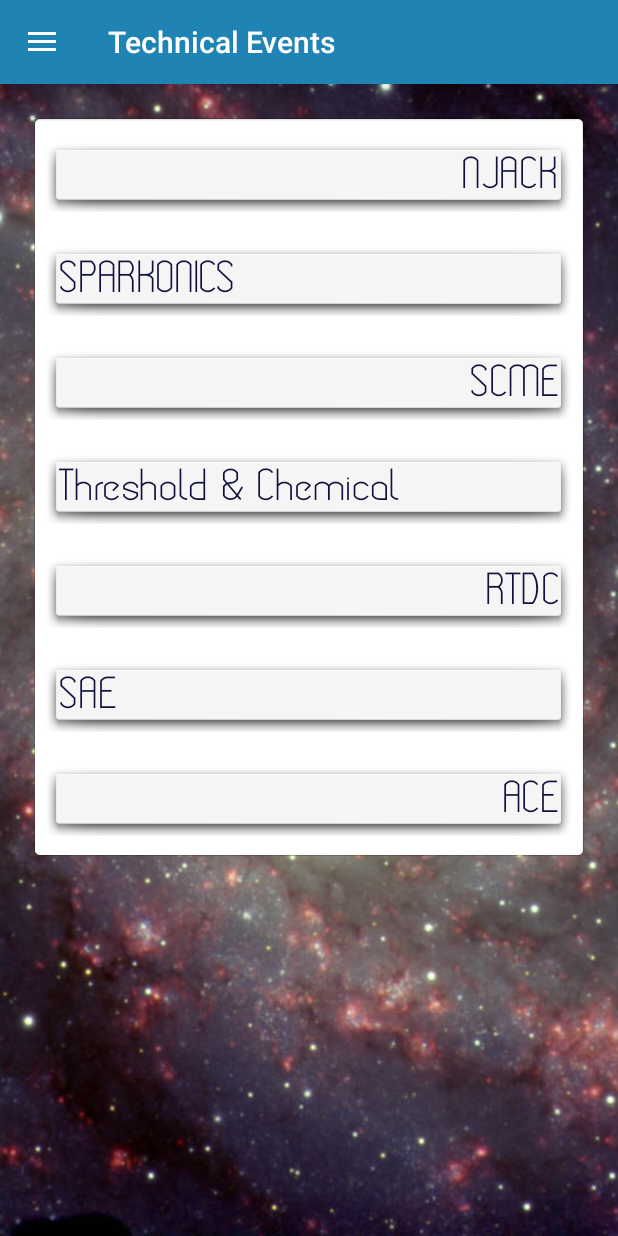
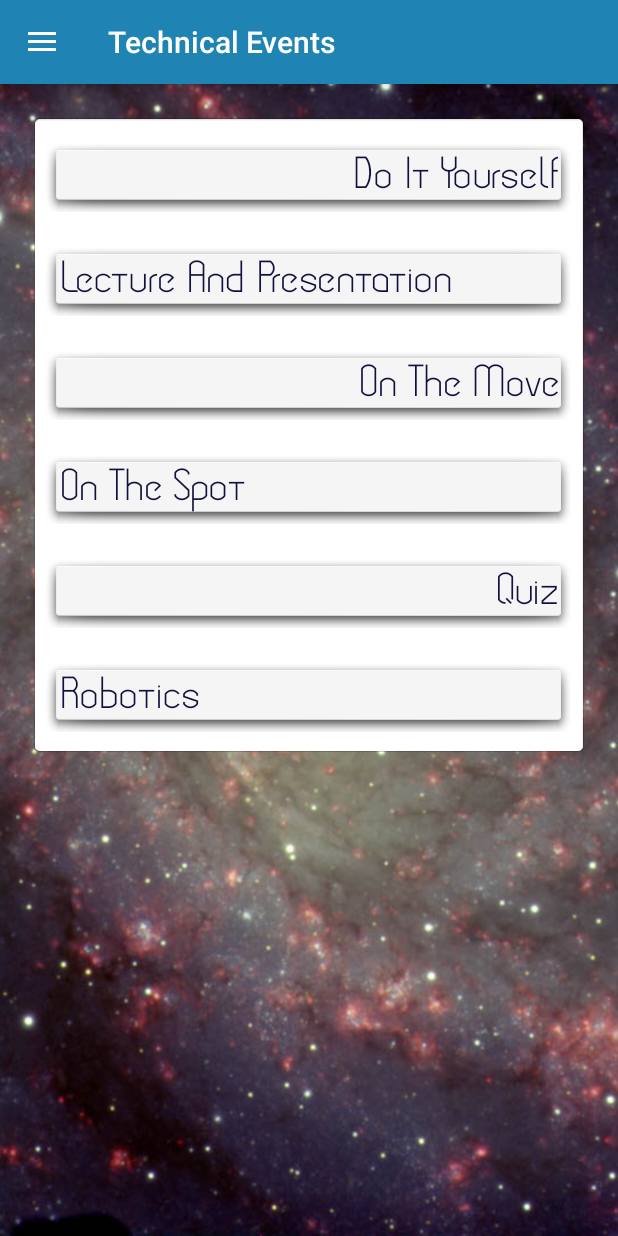
Before and after one commit to Njack-IITP/Anwesha17-android, an Android app: the TechnicalEvent screen opened directly, with no data from a screen before it, on a phone screen of 412 x 824 dp. Run offline under Robolectric (Android 15) with nearby library versions, the phone set to English and light mode, and no system bars.

```diff
--- a/app/src/main/java/in/ac/iitp/anwesha/TechnicalEvent.java
+++ b/app/src/main/java/in/ac/iitp/anwesha/TechnicalEvent.java
@@ -15,7 +15,7 @@
 
 public class TechnicalEvent extends AppCompatActivity
         implements View.OnClickListener {
-    private   TextView njack,scme,rtdc,sparkonics,civilNchem,ace,sae;
+    private   TextView DoItYourself,LectureAndPresentation,OnTheMove,OnTheSpot,Quiz,Robotics;
 
     @Override
     protected void onCreate(Bundle savedInstanceState) {
@@ -50,31 +50,28 @@
 
 
     public void initialise() {
-        njack = (TextView) findViewById(R.id.njack);
-        scme = (TextView) findViewById(R.id.scme);
-        rtdc = (TextView) findViewById(R.id.rtdc);
-        sparkonics = (TextView) findViewById(R.id.spark);
-        civilNchem = (TextView) findViewById(R.id.civilNchem);
+        DoItYourself = (TextView) findViewById(R.id.DoItYourself);
+        LectureAndPresentation = (TextView) findViewById(R.id.LectureAndPresentation);
+        OnTheMove = (TextView) findViewById(R.id.OnTheMove);
+        OnTheSpot = (TextView) findViewById(R.id.OnTheSpot);
+        Quiz = (TextView) findViewById(R.id.Quiz);
 
-        ace = (TextView) findViewById(R.id.ace);
-        sae = (TextView) findViewById(R.id.sae);
+        Robotics = (TextView) findViewById(R.id.Robotics);
 
 
-        njack.setTypeface(AllIDS.font_Title);
-        scme.setTypeface(AllIDS.font_Title);
-        rtdc.setTypeface(AllIDS.font_Title);
-        sparkonics.setTypeface(AllIDS.font_Title);
-        civilNchem.setTypeface(AllIDS.font_Title);
-        ace.setTypeface(AllIDS.font_Title);
-        sae.setTypeface(AllIDS.font_Title);
+        DoItYourself.setTypeface(AllIDS.font_Title);
+        LectureAndPresentation.setTypeface(AllIDS.font_Title);
+        OnTheMove.setTypeface(AllIDS.font_Title);
+        OnTheSpot.setTypeface(AllIDS.font_Title);
+        Quiz.setTypeface(AllIDS.font_Title);
+        Robotics.setTypeface(AllIDS.font_Title);
 
-        njack.setOnClickListener(this);
-        scme.setOnClickListener(this);
-        rtdc.setOnClickListener(this);
-        sparkonics.setOnClickListener(this);
-        civilNchem.setOnClickListener(this);
-        ace.setOnClickListener(this);
-        sae.setOnClickListener(this);
+        DoItYourself.setOnClickListener(this);
+        LectureAndPresentation.setOnClickListener(this);
+        OnTheMove.setOnClickListener(this);
+        OnTheSpot.setOnClickListener(this);
+        Quiz.setOnClickListener(this);
+        Robotics.setOnClickListener(this);
 
     }
 
--- a/app/src/main/res/layout/activity_login.xml
+++ b/app/src/main/res/layout/activity_login.xml
@@ -38,8 +38,8 @@
                     android:id="@+id/email"
                     android:layout_width="match_parent"
                     android:layout_height="wrap_content"
-                    android:hint="@string/prompt_email"
-                    android:inputType="textEmailAddress"
+                    android:hint="Anwesha ID"
+                    android:maxLength="7"
                     android:maxLines="1"
                     android:singleLine="true" />
 
--- a/app/src/main/res/layout/content_technical_event.xml
+++ b/app/src/main/res/layout/content_technical_event.xml
@@ -23,107 +23,93 @@
     <TextView
         android:layout_width="match_parent"
         android:layout_height="wrap_content"
-        android:text="NJACK"
-        android:tag="njack"
+        android:text="Do It Yourself"
+        android:tag="Do It Yourself"
         android:textColor="@color/colorAccent"
         android:textSize="30sp"
         android:textStyle="bold|italic"
         android:paddingLeft="10dp"
         android:paddingRight="10dp"
-        android:id="@+id/njack"
+        android:id="@+id/DoItYourself"
         android:layout_marginTop="10dp"
         android:gravity="right"
         android:layout_marginBottom="10dp"
         android:background="@android:drawable/dialog_holo_light_frame"/>
     <TextView
-        android:tag="spark"
+        android:tag="Lecture&amp;Presentation"
         android:layout_width="match_parent"
         android:layout_height="wrap_content"
-        android:text="SPARKONICS"
+        android:text="Lecture And Presentation"
         android:textColor="@color/colorAccent"
         android:textSize="30sp"
         android:textStyle="bold|italic"
         android:paddingLeft="10dp"
         android:paddingRight="10dp"
-        android:id="@+id/spark"
+        android:id="@+id/LectureAndPresentation"
         android:layout_marginTop="10dp"
         android:layout_marginBottom="10dp"
         android:background="@android:drawable/dialog_holo_light_frame"/>
     <TextView
-        android:tag="scme"
+        android:tag="On The Move"
         android:layout_width="match_parent"
         android:layout_height="wrap_content"
-        android:text="SCME"
+        android:text="On The Move"
         android:textColor="@color/colorAccent"
         android:gravity="right"
         android:textSize="30sp"
         android:textStyle="bold|italic"
         android:paddingLeft="10dp"
         android:paddingRight="10dp"
-        android:id="@+id/scme"
+        android:id="@+id/OnTheMove"
         android:layout_marginTop="10dp"
         android:layout_marginBottom="10dp"
         android:background="@android:drawable/dialog_holo_light_frame"/>
     <TextView
 
-        android:tag="thesholdNchem"
+        android:tag="On The Spot"
         android:layout_width="match_parent"
         android:layout_height="wrap_content"
-        android:text="Threshold &amp; Chemical"
+        android:text="On The Spot"
         android:textColor="@color/colorAccent"
         android:textSize="30sp"
         android:textStyle="bold|italic"
         android:paddingLeft="10dp"
         android:paddingRight="10dp"
-        android:id="@+id/civilNchem"
+        android:id="@+id/OnTheSpot"
         android:layout_marginTop="10dp"
         android:layout_marginBottom="10dp"
         android:background="@android:drawable/dialog_holo_light_frame"/>
         <TextView
-            android:tag="rtdc"
+            android:tag="Quiz"
             android:layout_width="match_parent"
             android:gravity="right"
             android:layout_height="wrap_content"
-            android:text="RTDC"
+            android:text="Quiz"
             android:textColor="@color/colorAccent"
             android:textSize="30sp"
             android:textStyle="bold|italic"
             android:paddingLeft="10dp"
             android:paddingRight="10dp"
-            android:id="@+id/rtdc"
+            android:id="@+id/Quiz"
             android:layout_marginTop="10dp"
             android:layout_marginBottom="10dp"
             android:background="@android:drawable/dialog_holo_light_frame"/>
         <TextView
-            android:tag="sae"
+            android:tag="Robotics"
             android:layout_width="match_parent"
             android:gravity="left"
             android:layout_height="wrap_content"
-            android:text="SAE"
+            android:text="Robotics"
             android:textColor="@color/colorAccent"
             android:textSize="30sp"
             android:textStyle="bold|italic"
             android:paddingLeft="10dp"
             android:paddingRight="10dp"
-            android:id="@+id/sae"
+            android:id="@+id/Robotics"
             android:layout_marginTop="10dp"
             android:layout_marginBottom="10dp"
             android:background="@android:drawable/dialog_holo_light_frame"/>
-        <TextView
-            android:tag="ace"
-            android:layout_width="match_parent"
-            android:gravity="right"
-            android:layout_height="wrap_content"
-            android:text="ACE"
-            android:textColor="@color/colorAccent"
-            android:textSize="30sp"
-            android:textStyle="bold|italic"
-            android:paddingLeft="10dp"
-            android:paddingRight="10dp"
-            android:id="@+id/ace"
-            android:layout_marginTop="10dp"
-            android:layout_marginBottom="10dp"
-            android:background="@android:drawable/dialog_holo_light_frame"/>
+
     </LinearLayout>
     </RelativeLayout>
 </ScrollView>
```
Also changed, not shown: app/src/main/java/in/ac/iitp/anwesha/AllIDS.java (+17 -9 lines), app/src/main/java/in/ac/iitp/anwesha/Event.java (+0 -15 lines), app/src/main/java/in/ac/iitp/anwesha/EventDetails.java (+56 -1 lines), app/src/main/java/in/ac/iitp/anwesha/EventList.java (+1 -10 lines), app/src/main/java/in/ac/iitp/anwesha/HMac.java (added, +36 -0 lines), app/src/main/java/in/ac/iitp/anwesha/Home.java (+10 -0 lines), app/src/main/java/in/ac/iitp/anwesha/Users.java (+53 -17 lines), 29 other files.
